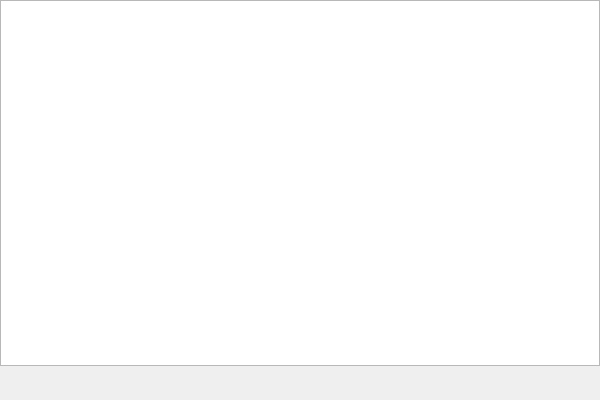
The window that Dungeon Generator/DungeonGenerator.ui (rivix666/Dungeon-Generator) describes before a commit, drawn with Qt 5.
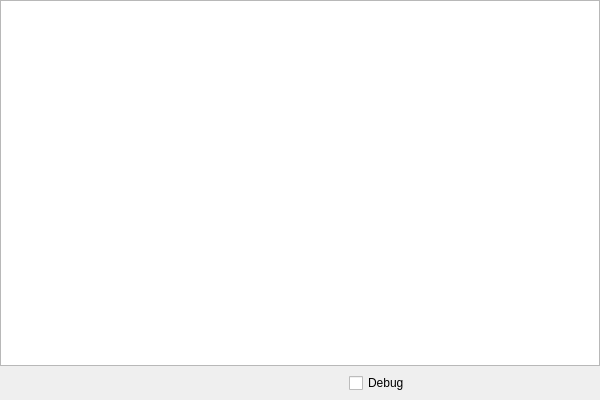
The same window after the commit. Icons and pictures are not drawn.

```diff
--- a/Dungeon Generator/DungeonGenerator.ui
+++ b/Dungeon Generator/DungeonGenerator.ui
@@ -61,6 +61,13 @@
         </property>
        </spacer>
       </item>
+      <item>
+       <widget class="QCheckBox" name="checkBox_debug">
+        <property name="text">
+         <string>Debug</string>
+        </property>
+       </widget>
+      </item>
       <item>
        <widget class="QPushButton" name="pushButton_zoomOut">
         <property name="toolTip">
```
